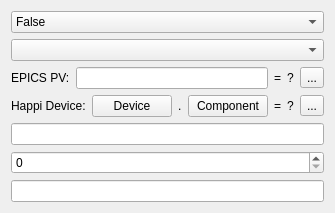
First picture: the form in atef/ui/config_value_edit.ui, repository pcdshub/atef, before the edit.
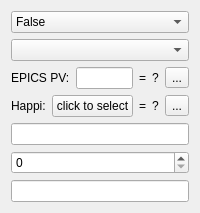
Second picture: the form after the edit.

Commit message: ENH: finish first pass at dynamic edit widget

Diff of the .ui file:
```diff
--- a/atef/ui/config_value_edit.ui
+++ b/atef/ui/config_value_edit.ui
@@ -6,7 +6,7 @@
    <rect>
     <x>0</x>
     <y>0</y>
-    <width>313</width>
+    <width>186</width>
     <height>201</height>
    </rect>
   </property>
@@ -101,28 +101,14 @@
       <item>
        <widget class="QLabel" name="happi_indicator">
         <property name="text">
-         <string>Happi Device:</string>
-        </property>
-       </widget>
-      </item>
-      <item>
-       <widget class="QPushButton" name="happi_select_device">
-        <property name="text">
-         <string>Device</string>
-        </property>
-       </widget>
-      </item>
-      <item>
-       <widget class="QLabel" name="happi_dot">
-        <property name="text">
-         <string>.</string>
+         <string>Happi:</string>
         </property>
        </widget>
       </item>
       <item>
        <widget class="QPushButton" name="happi_select_component">
         <property name="text">
-         <string>Component</string>
+         <string>click to select</string>
         </property>
        </widget>
       </item>
```
The commit also changes 1 other file.
